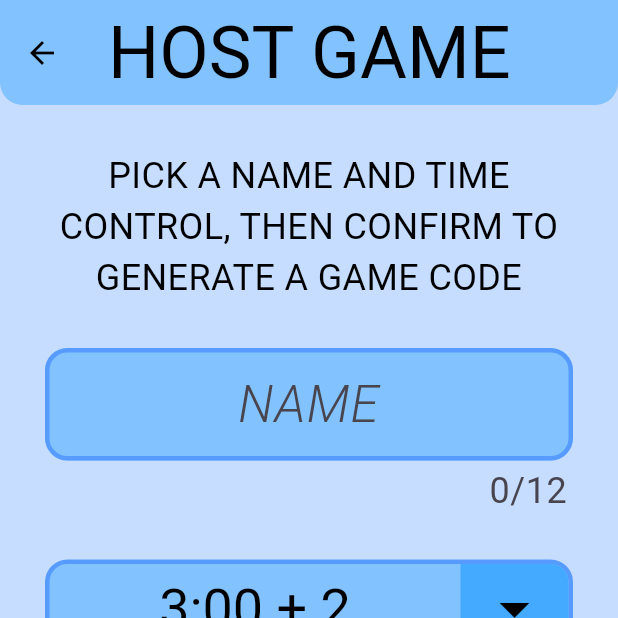
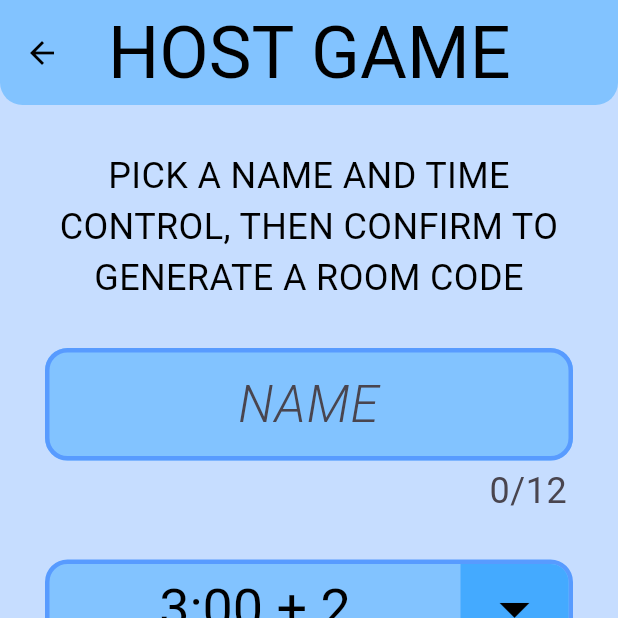
Before and after one commit to Quiggleson/4Chess, a Flutter app: the screen it shows after launch, after a tap on "HOST GAME", on a phone screen of 412 x 824 dp, the top half of it. Run offline on Flutter 3.47's test engine with Material 3 defaults, Android fonts, the phone set to English and light mode, and no system bars; our stand-ins replace auto_size_text, google_fonts, loading_animation_widget, material_design_icons_flutter; missing offline and left inert: dart_ipify, network_info_plus; generated files the repository leaves out were written again; Roboto replaces fonts that are missing (Abel, Ubuntu).

Commit message:
resolve develop and gamecode conflicts

```diff
--- a/lib/l10n/app_en.arb
+++ b/lib/l10n/app_en.arb
@@ -6,13 +6,13 @@
     "start": "START",
     "confirm": "CONFIRM",
     "joinInstructions": "PICK A NAME AND ENTER A CODE TO JOIN A ROOM",
-    "hostInstructions": "PICK A NAME AND TIME CONTROL, THEN CONFIRM TO GENERATE A GAME CODE",
+    "hostInstructions": "PICK A NAME AND TIME CONTROL, THEN CONFIRM TO GENERATE A ROOM CODE",
     "join": "JOIN",
     "yes": "YES",
     "no": "NO",
     "endGameForAll": "ARE YOU SURE YOU WANT TO END THE GAME FOR ALL PLAYERS?",
     "quitGame": "ARE YOU SURE YOU WANT TO QUIT THE GAME?",
-    "code" : "code {code}",
+    "code" : "CODE {code}",
     "name": "NAME",
     "roomCode": "ROOM CODE",
     "timeControl": "TIME CONTROL",
@@ -40,5 +40,5 @@
         }
     },
     "unableToCreate": "AN ERROR OCCURED DURING GAME CREATION",
-    "invalidRoomCode": "INVALID GAME CODE"
+    "invalidRoomCode": "INVALID ROOM CODE"
 }
--- a/lib/main.dart
+++ b/lib/main.dart
@@ -4,7 +4,10 @@ import 'screens/home.dart';
 import 'package:flutter/services.dart';
 import 'package:flutter_gen/gen_l10n/app_localizations.dart';
 
-void main() => runApp(MyApp());
+void main() {
+  GoogleFonts.config.allowRuntimeFetching = false;
+  runApp(MyApp());
+}
 
 class MyApp extends StatelessWidget {
   @override
--- /dev/null
+++ b/lib/widgets/debugonly.dart
@@ -0,0 +1,19 @@
+import 'package:flutter/material.dart';
+import 'package:flutter/foundation.dart';
+
+class DebugOnly extends StatelessWidget {
+  const DebugOnly({required this.text, required this.onPress, super.key});
+
+  final String text;
+  final Function(BuildContext) onPress;
+
+  @override
+  Widget build(BuildContext context) {
+    return Visibility(
+        visible: kDebugMode,
+        child: TextButton(
+          child: Text(text),
+          onPressed: () => onPress(context),
+        ));
+  }
+}
--- a/pubspec.yaml
+++ b/pubspec.yaml
@@ -72,6 +72,8 @@ flutter:
   #   - images/a_dot_burr.jpeg
   #   - images/a_dot_ham.jpeg
 
+  assets:
+    - assets/google_fonts/
   # An image asset can refer to one or more resolution-specific "variants", see
   # https://flutter.dev/assets-and-images/#resolution-aware
 
```
Also changed, not shown: lib/screens/game.dart (+14 -2 lines), lib/screens/hostlobby.dart (+12 -6 lines), lib/screens/hostsetup.dart (+30 -5 lines), lib/screens/joinsetup.dart (+46 -13 lines), assets/google_fonts/Abel-Regular.ttf (added), assets/google_fonts/Ubuntu-LightItalic.ttf (added), flutter_01.png (added), pubspec.lock, 2 other files.
